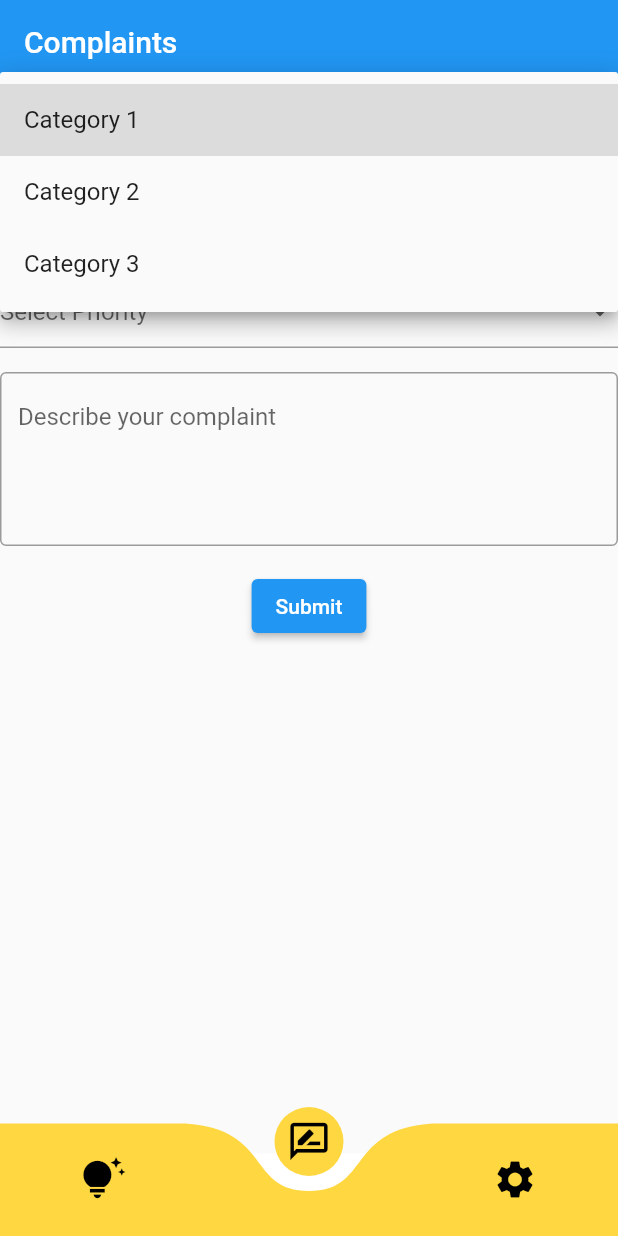
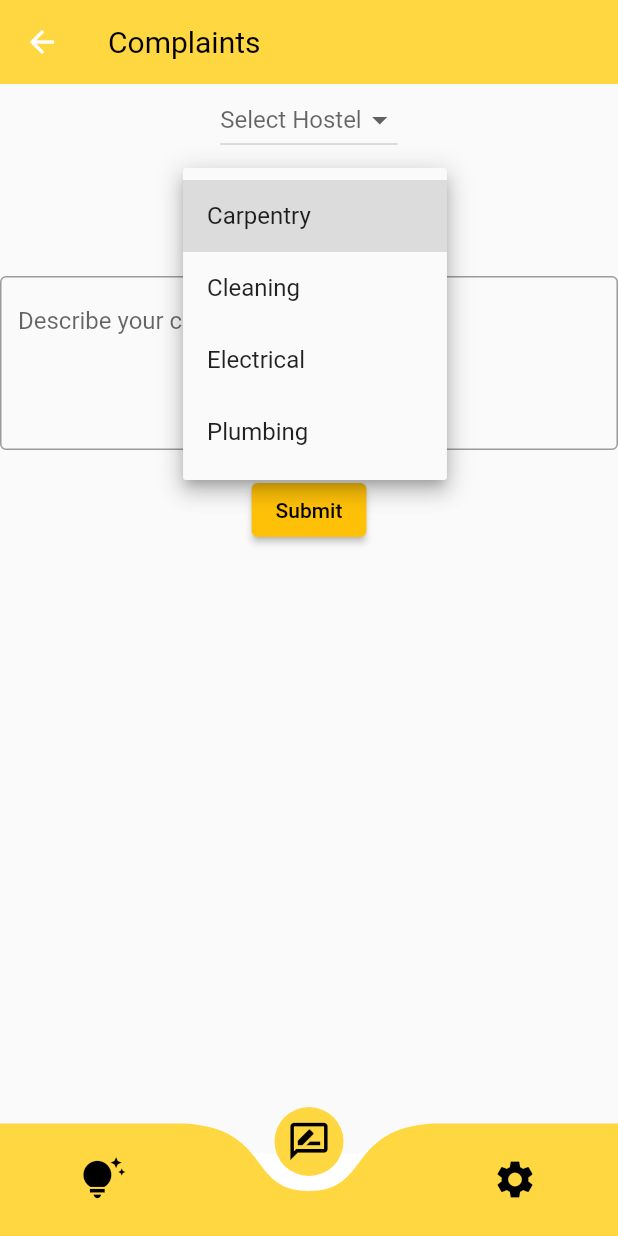
Before and after one commit to Khushi740/hostelhive, a Flutter app: the NavBar screen opened directly, item 2 of the bottom bar chosen, after a tap on "Select Category", on a phone screen of 412 x 824 dp. Run offline on Flutter 3.47's test engine with Material 2 defaults, Android fonts, the phone set to English and light mode, and no system bars; drawn by our look-alikes of curved_navigation_bar.

```diff
--- a/lib/Header.dart
+++ b/lib/Header.dart
@@ -16,14 +16,14 @@ class _HeaderState extends State<Header> {
             decoration:  BoxDecoration(
                 borderRadius: BorderRadius.circular(100),
                 boxShadow: [BoxShadow(color: Colors.grey.withOpacity(.075),blurRadius: 1,spreadRadius: 1,offset: const Offset(0,1))],
-                color:const Color(0xFFFFB133) ),),),),
+                color: Colors.amberAccent ),),),),
         Positioned(top: 170, left: -5,
           child: Align(alignment: Alignment.topRight,
             child: Container(width: 200, height: 200,
               decoration:  BoxDecoration(
                   borderRadius: BorderRadius.circular(100),
                   boxShadow: [BoxShadow(color: Colors.grey.withOpacity(.075),blurRadius: 1,spreadRadius: 1,offset: const Offset(0,1))],
-                  color:const Color(0xFFFFB133) ),),),),
+                  color: Colors.amberAccent ),),),),
 
         Positioned(top: 190, left: 20,
           child: Align(alignment: Alignment.topRight,
@@ -31,7 +31,7 @@ class _HeaderState extends State<Header> {
               decoration:  BoxDecoration(
                   borderRadius: BorderRadius.circular(100),
                   boxShadow: [BoxShadow(color: Colors.grey.withOpacity(.075),blurRadius: 1,spreadRadius: 1,offset: const Offset(0,1))],
-                  color:const Color(0xFFFFB133) ),),),),
+                  color:Colors.amberAccent ),),),),
         const Positioned(top: 100,left: 20,
             child: Text('Welcome',style: TextStyle(fontWeight: FontWeight.w700,fontFamily:'Quicksand',fontSize: 48,color: Colors.white ),))
 
--- a/lib/complaints.dart
+++ b/lib/complaints.dart
@@ -1,84 +1,83 @@
 import 'package:flutter/material.dart';
 
-class complaints extends StatefulWidget {
-  const complaints({super.key});
+class Complaints extends StatefulWidget {
+  const Complaints({Key? key}) : super(key: key);
 
   @override
-  State<complaints> createState() => complaintsScreen();
+  State<Complaints> createState() => ComplaintsScreenState();
 }
 
-class complaintsScreen extends State<complaints> {
+class ComplaintsScreenState extends State<Complaints> {
+  String? hostel;
+  String? category;
+  TextEditingController descriptionController = TextEditingController();
+
+  var hostelNumbers = ["A", "B", "C", "D"];
+  var categories = ["Carpentry", "Cleaning", "Electrical", "Plumbing"];
+
   @override
   Widget build(BuildContext context) {
     return Scaffold(
       appBar: AppBar(
-        title: Text("Complaints"),
-    ),
-    body: ComplaintsForm(),
+        title: Text(
+          "Complaints",
+          style: TextStyle(color: Colors.black, fontWeight: FontWeight.w400),
+        ),
+        elevation: 0,
+        backgroundColor: Colors.amberAccent,
+      ),
+      body: ComplaintsForm(),
     );
   }
 }
+
 class ComplaintsForm extends StatefulWidget {
   @override
   _ComplaintsFormState createState() => _ComplaintsFormState();
 }
 
 class _ComplaintsFormState extends State<ComplaintsForm> {
-  String selectedCategory = '';
-  String selectedSeverity = '';
-  String selectedPriority = '';
+  String? hostel;
+  String? category;
   TextEditingController descriptionController = TextEditingController();
+
+  var hostelNumbers = ["A", "B", "C", "D"];
+  var categories = ["Carpentry", "Cleaning", "Electrical", "Plumbing"];
 
   @override
   Widget build(BuildContext context) {
     return Column(
       children: [
-        DropdownButtonFormField<String>(
-          value: selectedCategory,
-          hint: Text("Select Category"),
-          items: ["Category 1", "Category 2", "Category 3"].map((category) {
-            return DropdownMenuItem(
-              value: category,
-              child: Text(category),
+        DropdownButton<String>(
+          value: hostel,
+          hint: Text("Select Hostel"),
+          onChanged: (newvalue) {
+            setState(() {
+              hostel = newvalue;
+            });
+          },
+          items: hostelNumbers.map((hcategory) {
+            return DropdownMenuItem<String>(
+              value: hcategory,
+              child: Text(hcategory),
             );
           }).toList(),
-          onChanged: (value) {
+        ),
+        SizedBox(height: 16),
+        DropdownButton<String>(
+          value: category,
+          hint: Text("Select Category"),
+          onChanged: (newvalue) {
             setState(() {
-              selectedCategory = value ?? '';
+              category = newvalue;
             });
           },
-        ),
-        SizedBox(height: 16),
-        DropdownButtonFormField<String>(
-          value: selectedSeverity,
-          hint: Text("Select Severity"),
-          items: ["Low", "Medium", "High"].map((severity) {
-            return DropdownMenuItem(
-              value: severity,
-              child: Text(severity),
+          items: categories.map((ccategory) {
+            return DropdownMenuItem<String>(
+              value: ccategory,
+              child: Text(ccategory),
             );
           }).toList(),
-          onChanged: (value) {
-            setState(() {
-              selectedSeverity = value ?? '';
-            });
-          },
-        ),
-        SizedBox(height: 16),
-        DropdownButtonFormField<String>(
-          value: selectedPriority,
-          hint: Text("Select Priority"),
-          items: ["Low", "Medium", "High"].map((priority) {
-            return DropdownMenuItem(
-              value: priority,
-              child: Text(priority),
-            );
-          }).toList(),
-          onChanged: (value) {
-            setState(() {
-              selectedPriority = value ?? '';
-            });
-          },
         ),
         SizedBox(height: 16),
         TextFormField(
@@ -91,11 +90,15 @@ class _ComplaintsFormState extends State<ComplaintsForm> {
         ),
         SizedBox(height: 16),
         ElevatedButton(
+
           onPressed: () {
             // Handle submission of the complaint form
             // You can access the selected values and description using the corresponding variables.
           },
-          child: Text("Submit"),
+          child: Text("Submit", style: TextStyle(color: Colors.black),),
+          style: ElevatedButton.styleFrom(
+            primary: Colors.amber,
+          ),
         ),
       ],
     );
--- a/lib/main.dart
+++ b/lib/main.dart
@@ -24,7 +24,7 @@ class MyApp extends StatelessWidget {
       ),
       debugShowCheckedModeBanner: false,
 
-      home: NavBar(),
+      home: LoginPage(),
     );
   }
 }
--- a/lib/navbar.dart
+++ b/lib/navbar.dart
@@ -1,6 +1,7 @@
 import 'package:curved_navigation_bar/curved_navigation_bar.dart';
 import 'package:final_minor/complaints.dart';
 import 'package:final_minor/notice.dart';
+import 'package:final_minor/settings_page.dart';
 import 'package:flutter/material.dart';
 
 class NavBar extends StatefulWidget {
@@ -15,7 +16,7 @@ class _NavBarState extends State<NavBar> {
   GlobalKey<CurvedNavigationBarState> _bottomNavigationKey = GlobalKey();
 
   var screens =[
-    notice(), complaints(),
+    notice(),Complaints(),SettingsPage(),
   ];
   @override
   Widget build(BuildContext context) {
--- a/lib/notice.dart
+++ b/lib/notice.dart
@@ -1,6 +1,5 @@
 import 'package:flutter/material.dart';
 import 'package:intl/intl.dart';
-import 'package:final_minor/navbar.dart';
 
 class notice extends StatefulWidget {
   const notice({super.key});
@@ -37,15 +36,21 @@ class noticeScreen extends State<notice> {
          centerTitle: true,
          title: Text(getCurrentDate(), style: TextStyle(color: Colors.black),),
          actions: <Widget>[
-           IconButton(onPressed:(){}, icon: Icon(Icons.notifications_outlined), color: Colors.black,)
+           IconButton(onPressed:(){}, icon: Icon(Icons.notifications), color: Colors.black,)
          ]
          ),
 
        body: Column(
          children: [
+           SizedBox(height: 20,),
+           Container(
+             child: Text(
+               "Hello, Ishita!", style: TextStyle(color: Colors.black,fontSize: 24, fontWeight: FontWeight.w500), textAlign: TextAlign.left,
+             ),
+           ),
            Padding(
            padding: EdgeInsets.only(
-             top: paddingFromTop,
+             top: 25,
              left: paddingFromSides,
              right: paddingFromSides,
            ),
@@ -91,7 +96,7 @@ class noticeScreen extends State<notice> {
                itemCount: 5,
                itemBuilder: (BuildContext context, int index) {
                  index=1;
-                 index++;
+
                  return Card(
                    margin: EdgeInsets.only(bottom: 16),
                    child: ListTile(
```
Also changed, not shown: lib/login.dart (+8 -14 lines), lib/register.dart (+8 -11 lines), lib/settings_page.dart (added, +20 -0 lines).
